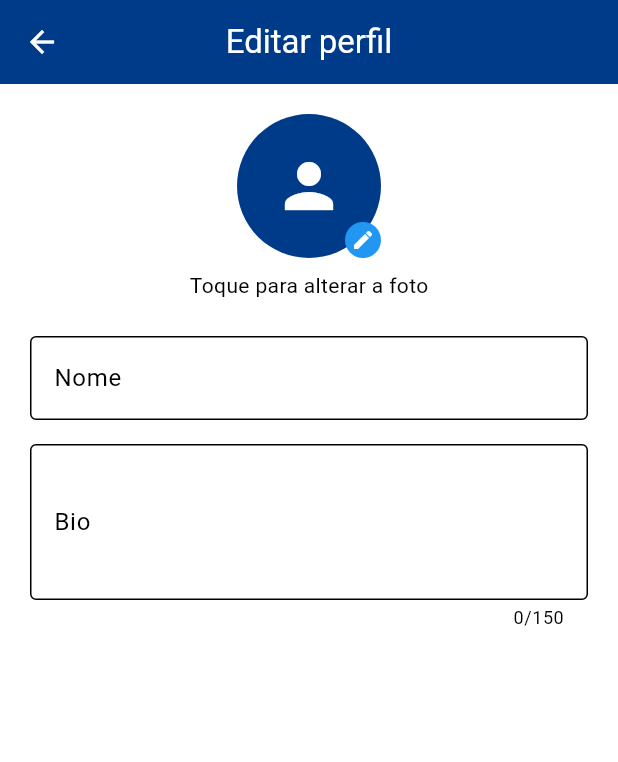
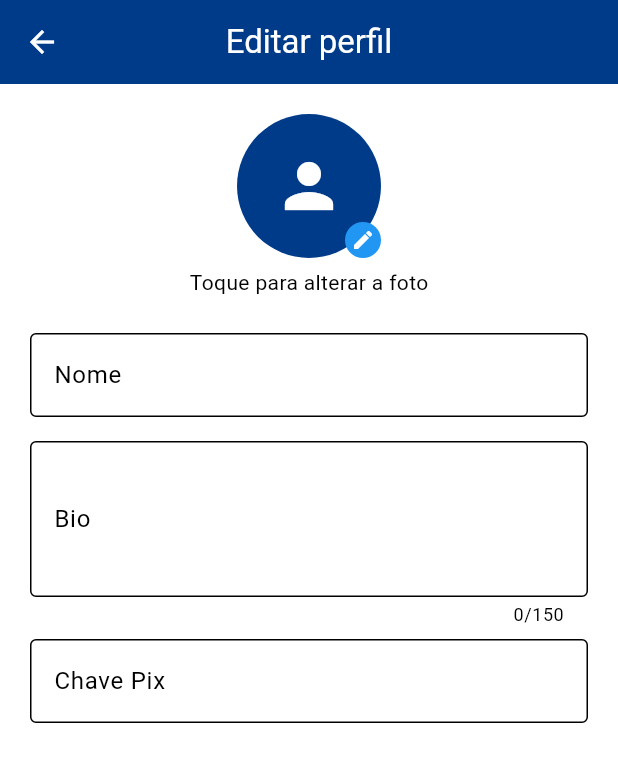
Before and after one commit to gustavotinti/desafio-pago, a Flutter app: the EditProfilePage screen opened directly with empty values, on a phone screen of 412 x 824 dp. Shown: the top 762 px of the screen. Run offline on Flutter 3.47's test engine with Material 3 defaults, Android fonts, the phone set to English and light mode, and no system bars; our stand-ins replace cloud_firestore, cloud_functions, firebase_auth, firebase_core, firebase_messaging, firebase_storage and 1 more; missing offline and left inert: screen_protector; accounts and stored records are empty; Roboto replaces fonts that are missing (Garet).

Commit message:
fix(perfil): consolida edicao de perfil e corrige upload de foto
- Move chave Pix para EditProfilePage (unifica edicao em um lugar so)
- Bloqueia alteracao de Pix quando ha saque pendente (lockedBalance > 0)
- Corrige path do Storage: profiles/{uid}.jpg -> profiles/{uid}/photo.jpg
- Troca File/dart:io por XFile + putData para compatibilidade web/mobile
- Remove secao de Pix duplicada do ProfilePage

Co-Authored-By: Claude Sonnet 4.6 <noreply@anthropic.com>

```diff
--- a/apps/mobile/lib/features/users/presentation/edit_profile_page.dart
+++ b/apps/mobile/lib/features/users/presentation/edit_profile_page.dart
@@ -1,4 +1,3 @@
-import 'dart:io';
 import 'package:flutter/material.dart';
 import 'package:firebase_auth/firebase_auth.dart';
 import 'package:image_picker/image_picker.dart';
@@ -8,13 +7,17 @@ import '../infrastructure/update_profile_repository.dart';
 class EditProfilePage extends StatefulWidget {
   final String currentName;
   final String currentBio;
+  final String currentPixKey;
   final String? currentPhotoUrl;
+  final bool pixLocked;
 
   const EditProfilePage({
     super.key,
     required this.currentName,
     required this.currentBio,
+    required this.currentPixKey,
     this.currentPhotoUrl,
+    this.pixLocked = false,
   });
 
   @override
@@ -24,7 +27,8 @@ class EditProfilePage extends StatefulWidget {
 class _EditProfilePageState extends State<EditProfilePage> {
   late final TextEditingController _nameController;
   late final TextEditingController _bioController;
-  File? _newPhoto;
+  late final TextEditingController _pixController;
+  XFile? _newPhoto;
   bool _isLoading = false;
 
   @override
@@ -32,12 +36,14 @@ class _EditProfilePageState extends State<EditProfilePage> {
     super.initState();
     _nameController = TextEditingController(text: widget.currentName);
     _bioController = TextEditingController(text: widget.currentBio);
+    _pixController = TextEditingController(text: widget.currentPixKey);
   }
 
   @override
   void dispose() {
     _nameController.dispose();
     _bioController.dispose();
+    _pixController.dispose();
     super.dispose();
   }
 
@@ -46,8 +52,9 @@ class _EditProfilePageState extends State<EditProfilePage> {
       source: ImageSource.gallery,
       maxWidth: 512,
       maxHeight: 512,
+      imageQuality: 85,
     );
-    if (picked != null) setState(() => _newPhoto = File(picked.path));
+    if (picked != null) setState(() => _newPhoto = picked);
   }
 
   Future<void> _save() async {
@@ -68,18 +75,29 @@ class _EditProfilePageState extends State<EditProfilePage> {
         userId: uid,
         name: name,
         bio: _bioController.text.trim(),
+        pixKey: _pixController.text.trim(),
         photo: _newPhoto,
       );
       if (mounted) Navigator.pop(context, true);
     } catch (e) {
       if (mounted) {
-        ScaffoldMessenger.of(context).showSnackBar(
-          SnackBar(content: Text(e.toString())),
-        );
+        ScaffoldMessenger.of(context)
+            .showSnackBar(SnackBar(content: Text(e.toString())));
       }
     } finally {
       if (mounted) setState(() => _isLoading = false);
     }
+  }
+
+  ImageProvider? get _photoProvider {
+    if (_newPhoto != null) {
+      // XFile.path works on mobile; on web we rely on network preview only
+      return null;
+    }
+    if (widget.currentPhotoUrl != null && widget.currentPhotoUrl!.isNotEmpty) {
+      return NetworkImage(widget.currentPhotoUrl!);
+    }
+    return null;
   }
 
   @override
@@ -103,23 +121,19 @@ class _EditProfilePageState extends State<EditProfilePage> {
       body: SingleChildScrollView(
         padding: const EdgeInsets.all(20),
         child: Column(
+          crossAxisAlignment: CrossAxisAlignment.stretch,
           children: [
-            GestureDetector(
+            // — Foto —
+            Center(
+              child: GestureDetector(
                 onTap: _pickPhoto,
                 child: Stack(
                   alignment: Alignment.bottomRight,
                   children: [
                     CircleAvatar(
                       radius: 48,
-                    backgroundImage: _newPhoto != null
-                        ? FileImage(_newPhoto!) as ImageProvider
-                        : (widget.currentPhotoUrl != null &&
-                                widget.currentPhotoUrl!.isNotEmpty
-                            ? NetworkImage(widget.currentPhotoUrl!)
-                            : null),
-                    child: (_newPhoto == null &&
-                            (widget.currentPhotoUrl == null ||
-                                widget.currentPhotoUrl!.isEmpty))
+                      backgroundImage: _photoProvider,
+                      child: _photoProvider == null && _newPhoto == null
                           ? const Icon(Icons.person, size: 48)
                           : null,
                     ),
@@ -129,22 +143,29 @@ class _EditProfilePageState extends State<EditProfilePage> {
                         shape: BoxShape.circle,
                       ),
                       padding: const EdgeInsets.all(4),
-                    child: const Icon(Icons.edit, size: 16, color: Colors.white),
+                      child:
+                          const Icon(Icons.edit, size: 16, color: Colors.white),
                     ),
                   ],
                 ),
               ),
-            const SizedBox(height: 8),
-            const Text('Toque para alterar a foto'),
+            ),
+            const SizedBox(height: 6),
+            const Center(child: Text('Toque para alterar a foto')),
             const SizedBox(height: 24),
+
+            // — Nome —
             TextField(
               controller: _nameController,
+              textCapitalization: TextCapitalization.words,
               decoration: const InputDecoration(
                 labelText: 'Nome',
                 border: OutlineInputBorder(),
               ),
             ),
             const SizedBox(height: 16),
+
+            // — Bio —
             TextField(
               controller: _bioController,
               decoration: const InputDecoration(
@@ -155,6 +176,21 @@ class _EditProfilePageState extends State<EditProfilePage> {
               maxLines: 3,
               maxLength: 150,
             ),
+            const SizedBox(height: 8),
+
+            // — Chave Pix —
+            TextField(
+              controller: _pixController,
+              enabled: !widget.pixLocked,
+              decoration: InputDecoration(
+                labelText: 'Chave Pix',
+                border: const OutlineInputBorder(),
+                helperText: widget.pixLocked
+                    ? 'Não pode alterar com saque pendente'
+                    : null,
+                helperStyle: const TextStyle(color: Colors.orange),
+              ),
+            ),
           ],
         ),
       ),
```
Also changed, not shown: apps/mobile/lib/features/auth/presentation/profile_page.dart (+3 -28 lines), apps/mobile/lib/features/users/infrastructure/update_profile_repository.dart (+14 -5 lines). Lines whose indentation alone changed are shown as unchanged.
